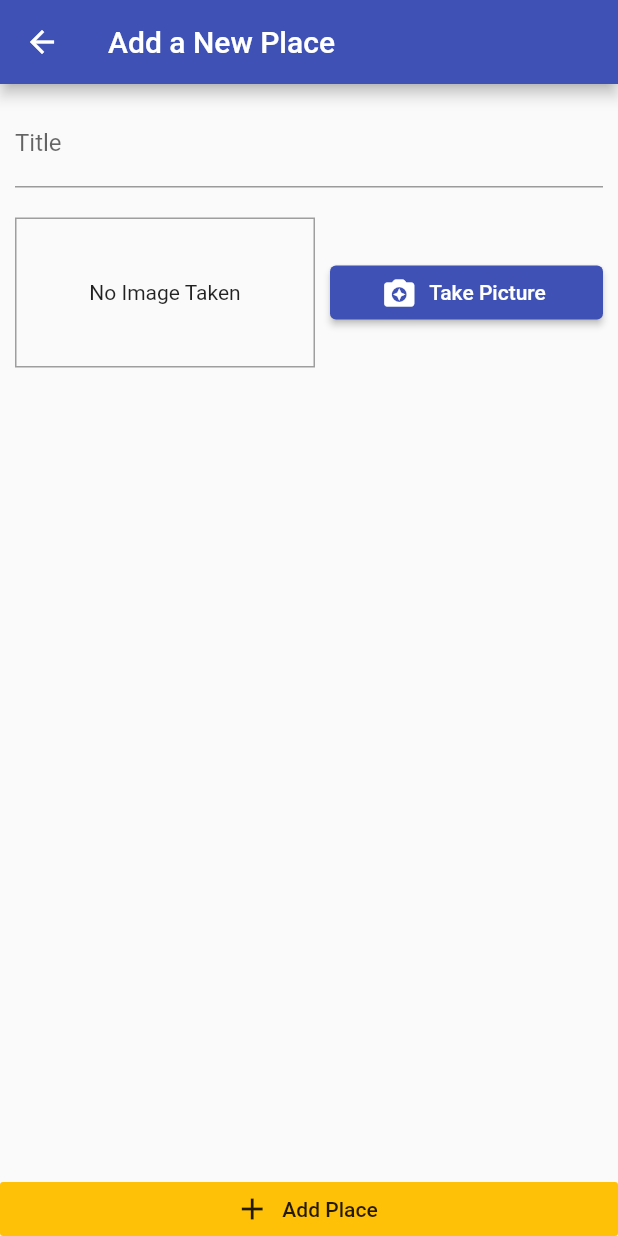
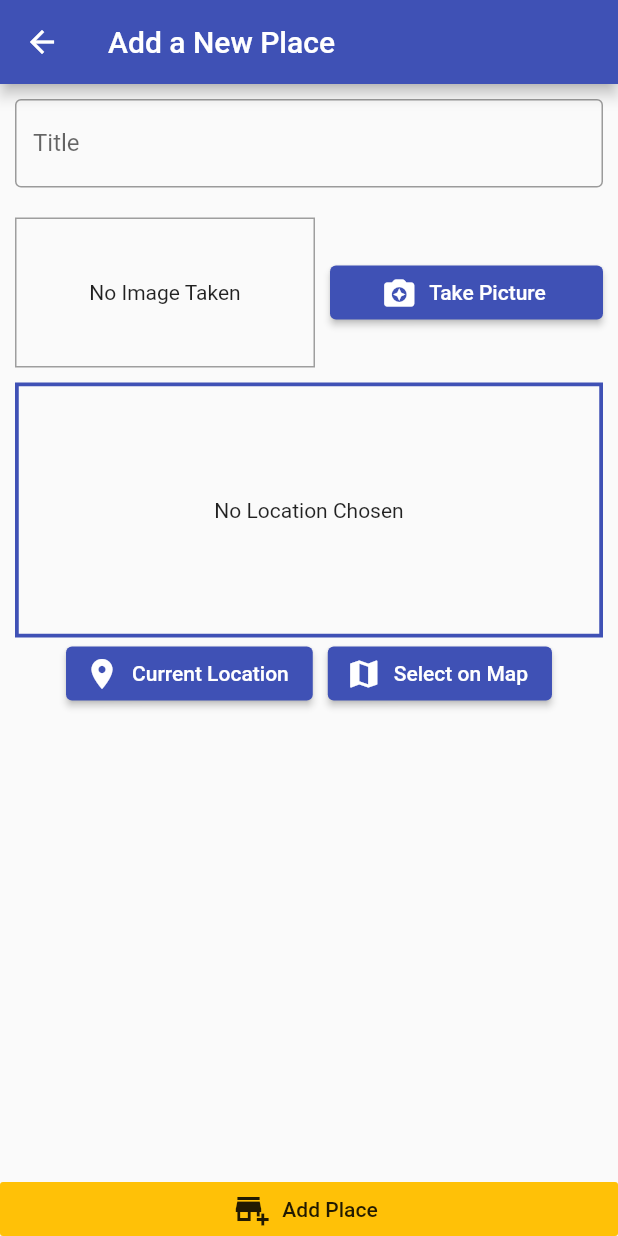
Before and after one commit to javedAJ/place-app, a Flutter app: the AddPlaceScreen screen opened by its route, on a phone screen of 412 x 824 dp. Run offline on Flutter 3.47's test engine with Material 2 defaults, Android fonts, the phone set to English and light mode, and no system bars; our stand-ins replace image_picker, location, sqflite; accounts and stored records are empty.

Commit message:
update till map

```diff
--- /dev/null
+++ b/lib/helpers/location_helper.dart
@@ -0,0 +1,16 @@
+import 'dart:convert';
+import 'package:http/http.dart';
+
+const GOOGLE_API_KEY = 'AIzaSyB2yb9m5Zf7YbNVMvxH2f5nnKLAoNiSdr4';
+
+class LocationHelper {
+  static String genrateLocationPreviewImage(
+      {double? latitude, double? longitude}) {
+    return 'https://maps.googleapis.com/maps/api/staticmap?center=&$latitude,$longitude&zoom=16&size=600x300&maptype=roadmap&markers=color:red%7Clabel:A%7C$latitude,$longitude&key=$GOOGLE_API_KEY';
+  }
+}
+
+//AIzaSyBg9yn5JtQgKRFbg6FCTy4ewbF24kRuAYI
+
+//my
+//AIzaSyCN6RmSjyei4ds_bUIgRSrQZyKi6hYKX0g
--- a/lib/screens/add_place_screen.dart
+++ b/lib/screens/add_place_screen.dart
@@ -5,6 +5,7 @@ import 'dart:io';
 import 'package:flutter/material.dart';
 import 'package:place_app/providers/great_places.dart';
 import 'package:place_app/widgets/image_input.dart';
+import 'package:place_app/widgets/location_input.dart';
 import 'package:provider/provider.dart';
 
 class AddPlaceScreen extends StatefulWidget {
@@ -52,14 +53,19 @@ class _AddPlaceScreenState extends State<AddPlaceScreen> {
                   children: <Widget>[
                     TextField(
                       decoration: InputDecoration(
-                        labelText: 'Title',
-                      ),
+                          border: OutlineInputBorder(),
+                          labelText: 'Title',
+                          hintText: 'Enter Title'),
                       controller: _titleController,
                     ),
                     SizedBox(
                       height: 20,
                     ),
                     ImageInput(_selectImage),
+                    SizedBox(
+                      height: 10,
+                    ),
+                    LocationInput(),
                   ],
                 ),
               ),
@@ -67,7 +73,7 @@ class _AddPlaceScreenState extends State<AddPlaceScreen> {
           ),
           RaisedButton.icon(
             onPressed: _savePlace,
-            icon: Icon(Icons.add),
+            icon: Icon(Icons.add_business_sharp),
             label: Text('Add Place'),
             elevation: 0,
             materialTapTargetSize: MaterialTapTargetSize.shrinkWrap,
--- a/lib/widgets/location_input.dart
+++ b/lib/widgets/location_input.dart
@@ -0,0 +1,80 @@
+import 'package:flutter/material.dart';
+import 'package:location/location.dart';
+import 'package:path/path.dart';
+import 'package:place_app/helpers/location_helper.dart';
+
+class LocationInput extends StatefulWidget {
+  const LocationInput({Key? key}) : super(key: key);
+
+  @override
+  _LocationInputState createState() => _LocationInputState();
+}
+
+class _LocationInputState extends State<LocationInput> {
+  String? _preivewImageUrl;
+
+  Future<void> _getCurrentLocation() async {
+    final locData = await Location().getLocation();
+
+    final staticMapImageUrl = LocationHelper.genrateLocationPreviewImage(
+        latitude: locData.latitude, longitude: locData.longitude);
+
+    setState(() {
+      _preivewImageUrl = staticMapImageUrl;
+    });
+    //print('latitude : ${locData.latitude}');
+    //print('longitude : ${locData.longitude}');
+  }
+
+  @override
+  Widget build(BuildContext context) {
+    return Column(
+      children: <Widget>[
+        Container(
+          decoration: BoxDecoration(
+            border: Border.all(
+              width: 2.5,
+              color: Theme.of(context).primaryColor,
+            ),
+          ),
+          alignment: Alignment.center,
+          height: 170,
+          width: double.infinity,
+          child: _preivewImageUrl == null
+              // ignore: prefer_const_constructors
+              ? Text(
+                  'No Location Chosen',
+                  textAlign: TextAlign.center,
+                )
+              : Image.network(
+                  _preivewImageUrl!,
+                  fit: BoxFit.cover,
+                  width: double.infinity,
+                ),
+        ),
+        Row(
+          mainAxisAlignment: MainAxisAlignment.center,
+          children: <Widget>[
+            ElevatedButton.icon(
+              onPressed: _getCurrentLocation,
+              //color: Theme.of(context).accentColor,
+              //textColor: Theme.of(context).primaryColor,
+              icon: Icon(Icons.location_on),
+              label: Text('Current Location'),
+            ),
+            SizedBox(
+              width: 10,
+            ),
+            ElevatedButton.icon(
+              onPressed: () {},
+              //color: Theme.of(context).accentColor,
+              //textColor: Theme.of(context).primaryColor,
+              icon: Icon(Icons.map),
+              label: Text('Select on Map'),
+            )
+          ],
+        )
+      ],
+    );
+  }
+}
```
Also changed, not shown: 2 other files.
